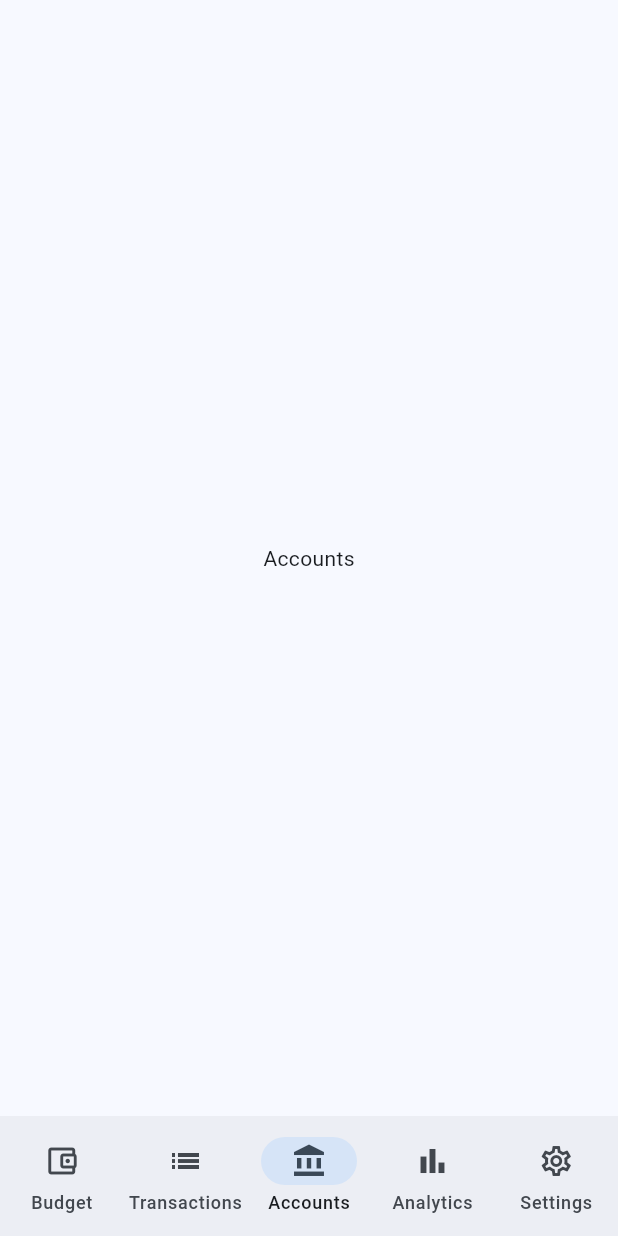
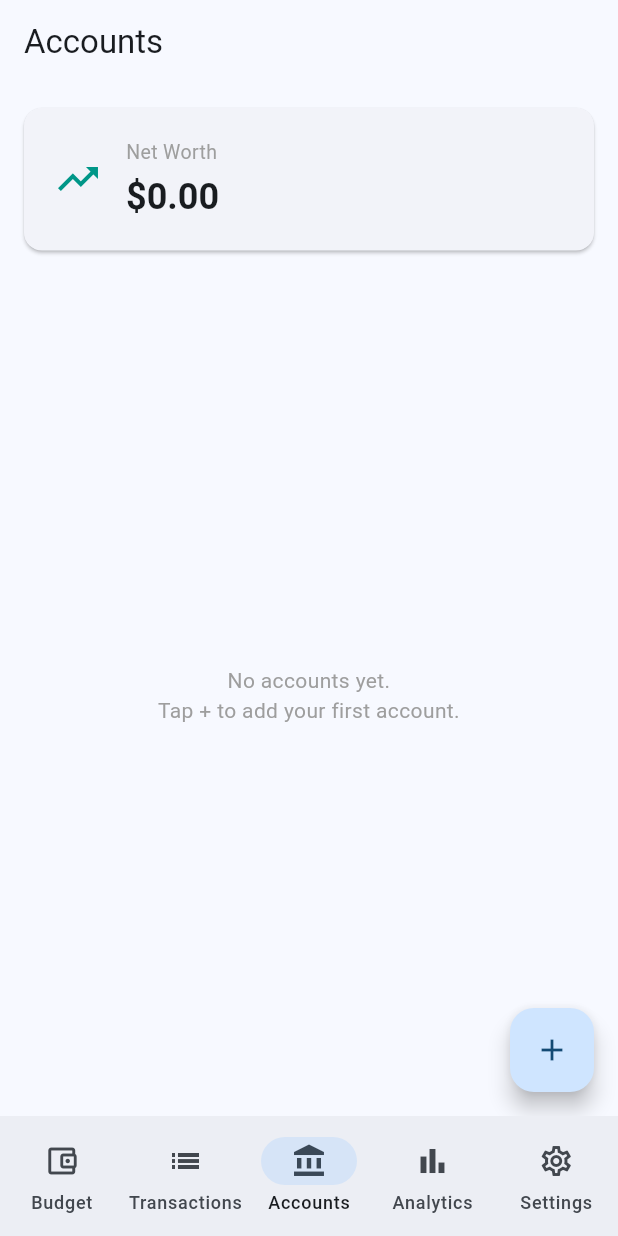
Before and after one commit to nayyarsan/MyBudgetApp, a Flutter app: the screen it shows after launch, item 3 of the bottom bar chosen, on a phone screen of 412 x 824 dp. Run offline on Flutter 3.47's test engine with Material 3 defaults, Android fonts, the phone set to English and light mode, and no system bars; our stand-ins replace csv, drift, file_picker, firebase_core, flutter_riverpod; accounts and stored records are empty; generated files the repository leaves out were written again.

Commit message:
feat: add accounts screen with net worth card and add account form
Co-Authored-By: Claude Sonnet 4.6 <noreply@anthropic.com>

```diff
--- /dev/null
+++ b/lib/features/accounts/account_providers.dart
@@ -0,0 +1,19 @@
+import 'package:flutter_riverpod/flutter_riverpod.dart';
+import '../../core/database/database.dart';
+import '../../core/database/providers.dart';
+
+final accountsProvider = StreamProvider<List<Account>>((ref) {
+  final db = ref.watch(databaseProvider);
+  return db.accountsDao.watchAllAccounts();
+});
+
+/// Total of all account balances — positive accounts minus credit card balances.
+final netWorthProvider = Provider<AsyncValue<int>>((ref) {
+  return ref.watch(accountsProvider).whenData((accounts) {
+    var total = 0;
+    for (final a in accounts) {
+      total += a.balanceCents;
+    }
+    return total;
+  });
+});
--- a/lib/features/accounts/accounts_screen.dart
+++ b/lib/features/accounts/accounts_screen.dart
@@ -1,12 +1,141 @@
 import 'package:flutter/material.dart';
+import 'package:flutter_riverpod/flutter_riverpod.dart';
+import '../../core/utils/currency_formatter.dart';
+import 'account_providers.dart';
+import 'add_account_screen.dart';
 
-class AccountsScreen extends StatelessWidget {
+class AccountsScreen extends ConsumerWidget {
   const AccountsScreen({super.key});
 
   @override
-  Widget build(BuildContext context) {
-    return const Scaffold(
-      body: Center(child: Text('Accounts')),
+  Widget build(BuildContext context, WidgetRef ref) {
+    final accountsAsync = ref.watch(accountsProvider);
+    final netWorthAsync = ref.watch(netWorthProvider);
+
+    return Scaffold(
+      appBar: AppBar(title: const Text('Accounts')),
+      body: Column(
+        children: [
+          // Net worth summary card
+          Card(
+            margin: const EdgeInsets.all(16),
+            child: Padding(
+              padding: const EdgeInsets.all(20),
+              child: Row(
+                children: [
+                  const Icon(Icons.trending_up, size: 32, color: Colors.teal),
+                  const SizedBox(width: 16),
+                  Column(
+                    crossAxisAlignment: CrossAxisAlignment.start,
+                    children: [
+                      const Text(
+                        'Net Worth',
+                        style: TextStyle(color: Colors.grey, fontSize: 13),
+                      ),
+                      const SizedBox(height: 4),
+                      netWorthAsync.when(
+                        data: (cents) => Text(
+                          CurrencyFormatter.format(cents),
+                          style: Theme.of(context)
+                              .textTheme
+                              .headlineSmall
+                              ?.copyWith(
+                                fontWeight: FontWeight.bold,
+                                color: cents < 0 ? Colors.red : null,
+                              ),
+                        ),
+                        loading: () => const CircularProgressIndicator(),
+                        error: (_, __) => const Text('—'),
+                      ),
+                    ],
+                  ),
+                ],
+              ),
+            ),
+          ),
+
+          Expanded(
+            child: accountsAsync.when(
+              data: (accounts) {
+                if (accounts.isEmpty) {
+                  return const Center(
+                    child: Padding(
+                      padding: EdgeInsets.all(32),
+                      child: Text(
+                        'No accounts yet.\nTap + to add your first account.',
+                        textAlign: TextAlign.center,
+                        style: TextStyle(color: Colors.grey),
+                      ),
+                    ),
+                  );
+                }
+
+                return ListView.separated(
+                  itemCount: accounts.length,
+                  separatorBuilder: (_, __) => const Divider(height: 1),
+                  itemBuilder: (context, i) {
+                    final a = accounts[i];
+                    return ListTile(
+                      leading: CircleAvatar(
+                        backgroundColor: Theme.of(context)
+                            .colorScheme
+                            .primaryContainer,
+                        child: Icon(
+                          _accountIcon(a.type),
+                          color: Theme.of(context)
+                              .colorScheme
+                              .onPrimaryContainer,
+                        ),
+                      ),
+                      title: Text(a.name),
+                      subtitle: Text(
+                        '${a.institution ?? a.type}'
+                        '${a.type == 'credit' ? ' (credit)' : ''}',
+                        style: const TextStyle(fontSize: 12),
+                      ),
+                      trailing: Text(
+                        CurrencyFormatter.format(a.balanceCents),
+                        style: TextStyle(
+                          fontWeight: FontWeight.bold,
+                          fontSize: 16,
+                          color: a.balanceCents < 0 ? Colors.red : null,
+                        ),
+                      ),
+                    );
+                  },
+                );
+              },
+              loading: () =>
+                  const Center(child: CircularProgressIndicator()),
+              error: (e, _) => Center(child: Text('Error: $e')),
+            ),
+          ),
+        ],
+      ),
+      floatingActionButton: FloatingActionButton(
+        onPressed: () => Navigator.of(context).push(
+          MaterialPageRoute<void>(
+            builder: (_) => const AddAccountScreen(),
+          ),
+        ),
+        tooltip: 'Add account',
+        child: const Icon(Icons.add),
+      ),
     );
   }
+
+  IconData _accountIcon(String type) {
+    switch (type) {
+      case 'checking':
+        return Icons.account_balance;
+      case 'savings':
+        return Icons.savings;
+      case 'credit':
+        return Icons.credit_card;
+      case 'cash':
+        return Icons.payments;
+      default:
+        return Icons.attach_money;
+    }
+  }
 }
```
Also changed, not shown: lib/features/accounts/add_account_screen.dart (added, +126 -0 lines).
